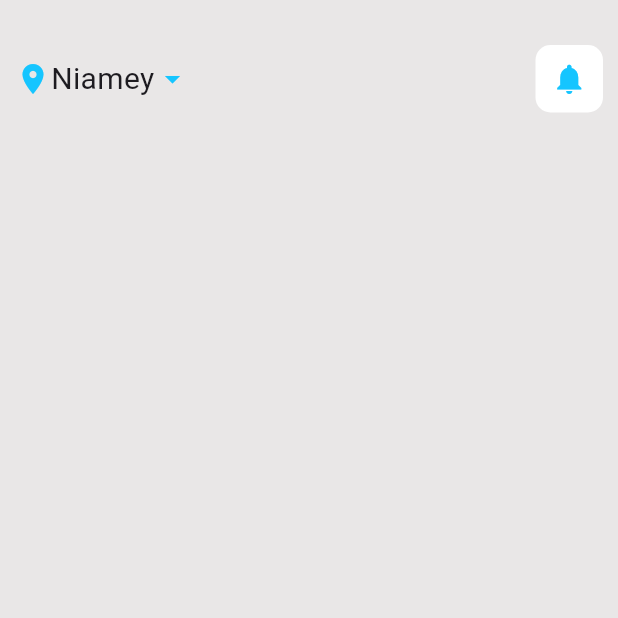
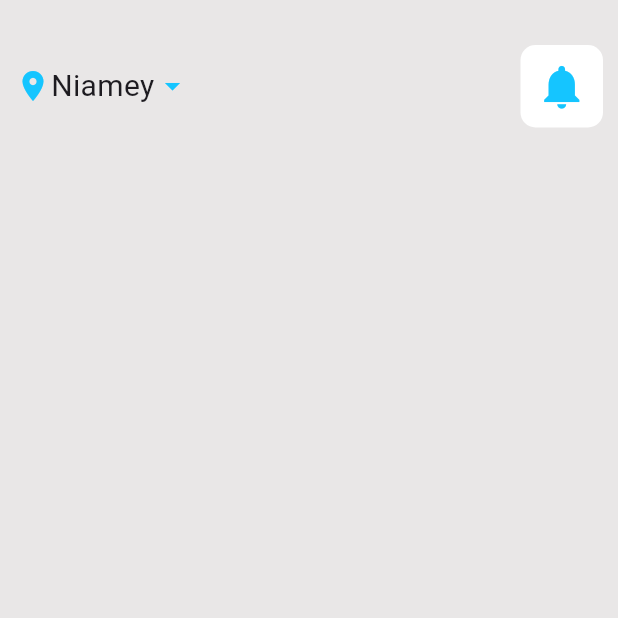
Before and after one commit to GANONTHA/Application_Mobile_Belle_House, a Flutter app: the screen it shows after launch, on a phone screen of 412 x 824 dp, the top half of it. Run offline on Flutter 3.47's test engine with Material 3 defaults, Android fonts, the phone set to English and light mode, and no system bars.

Commit message:
Refactor MainPropertyPage, add IconComponent widget, and update pubspec.yaml

```diff
--- a/lib/home/main_property_page.dart
+++ b/lib/home/main_property_page.dart
@@ -1,5 +1,6 @@
 import 'package:belle_house_mobile_app/utils/colors.dart';
 import 'package:belle_house_mobile_app/widgets/big_text.dart';
+import 'package:belle_house_mobile_app/widgets/icon_component.dart';
 import 'package:flutter/material.dart';
 
 class MainPropertyPage extends StatelessWidget {
@@ -12,34 +13,27 @@ class MainPropertyPage extends StatelessWidget {
       body: Column(
         children: [
           Container(
-            margin: EdgeInsets.only(top: 30, left: 10, right: 10),
+            margin: const EdgeInsets.only(top: 30, left: 10, right: 10),
             child: Row(
                 mainAxisAlignment: MainAxisAlignment.spaceBetween,
                 children: [
                   //first component
                   Row(
                     children: [
-                      Icon(Icons.location_on, color: AppColors.iconColor1),
+                      const Icon(Icons.location_on,
+                          color: AppColors.iconColor1),
                       BigText(text: 'Niamey'),
-                      Icon(
+                      const Icon(
                         Icons.arrow_drop_down,
                         color: AppColors.iconColor1,
                       ),
                     ],
                   ),
-                  Center(
-                    child: Container(
-                      height: 45,
-                      width: 45,
-                      child: Icon(
-                        Icons.notifications,
-                        color: AppColors.iconColor1,
-                      ),
-                      decoration: BoxDecoration(
-                        color: AppColors.secondaryColor,
-                        borderRadius: BorderRadius.circular(10),
-                      ),
-                    ),
+                  const Center(
+                    child: IconElement(
+                        bgColor: AppColors.secondaryColor,
+                        icon: Icons.notifications,
+                        color: AppColors.iconColor1),
                   )
                   //second component
                 ]),
--- /dev/null
+++ b/lib/widgets/icon_component.dart
@@ -0,0 +1,31 @@
+import 'package:flutter/material.dart';
+
+class IconElement extends StatelessWidget {
+  final IconData icon;
+  final Color color;
+  final double size;
+  final Color? bgColor;
+  const IconElement({
+    super.key,
+    required this.icon,
+    required this.color,
+    this.size = 35,
+    this.bgColor,
+  });
+
+  @override
+  Widget build(BuildContext context) {
+    return Container(
+      padding: const EdgeInsets.all(10),
+      decoration: BoxDecoration(
+        color: bgColor,
+        borderRadius: BorderRadius.circular(10),
+      ),
+      child: Icon(
+        icon,
+        color: color,
+        size: size,
+      ),
+    );
+  }
+}
```
Also changed, not shown: pubspec.yaml (+0 -10 lines).
